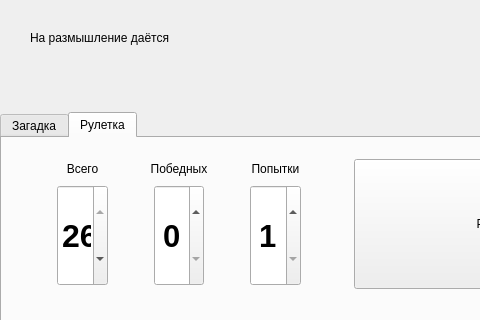
AlexPishchikov/fresco, file res/ui/fresco.ui: the form before one commit; both pictures show x 0 to 480 and y 343 to 663 of the 696 by 663 pixel window.
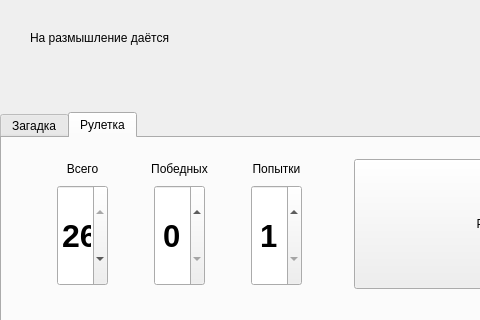
The form after the commit. The open tabs and pages were chosen to show the change.

Commit message: add config validate for fresco window, remove qDebug

What changed in the file:
```diff
--- a/res/ui/fresco.ui
+++ b/res/ui/fresco.ui
@@ -536,7 +536,7 @@
              <number>0</number>
             </property>
             <property name="maximum">
-             <number>3</number>
+             <number>26</number>
             </property>
            </widget>
           </item>
```
The commit also changes 4 other files.
